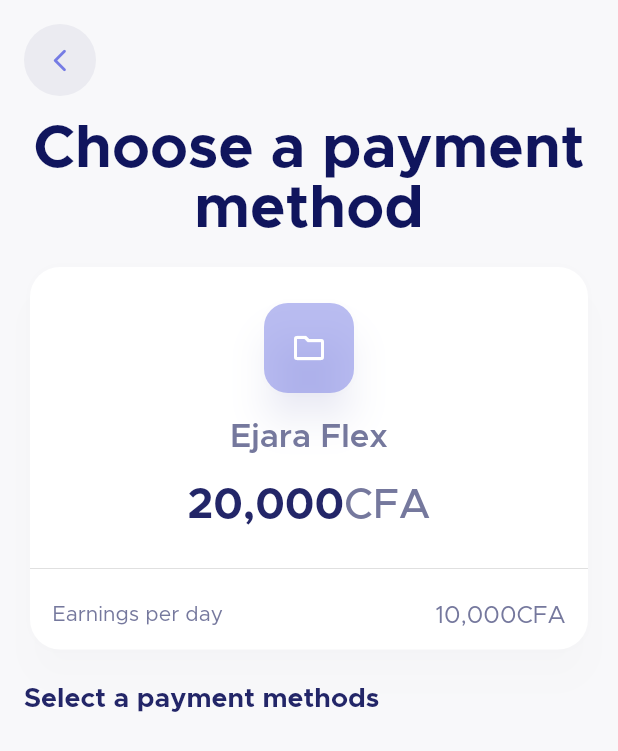
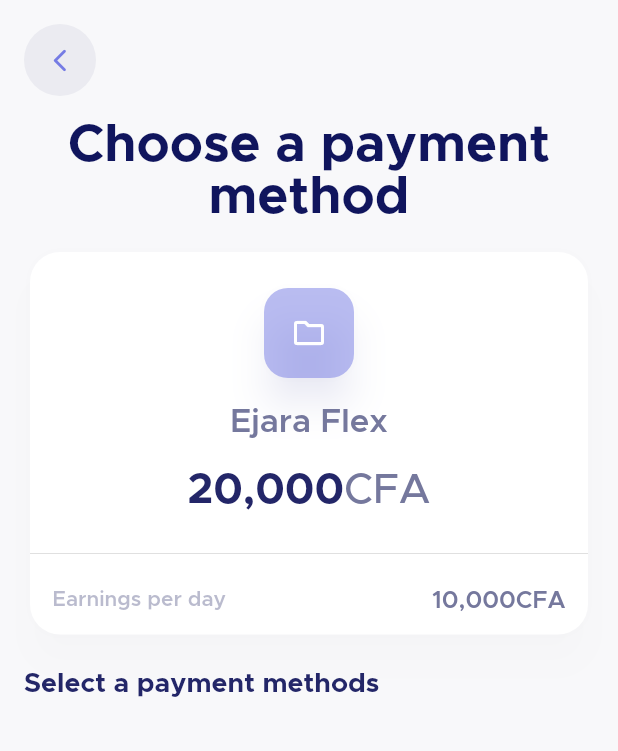
Before and after one commit to brightamegbor/ejara, a Flutter app: the screen it shows after launch, after a tap on "Choose a payment method", on a phone screen of 412 x 824 dp. Shown: the top 751 px of the screen. Run offline on Flutter 3.47's test engine with Material 2 defaults, Android fonts, the phone set to English and light mode, and no system bars; our stand-ins replace fluttericon, shared_preferences; network calls fail.

Commit message:
minor ui improvements

```diff
--- a/lib/ui/payment_methods.dart
+++ b/lib/ui/payment_methods.dart
@@ -50,7 +50,8 @@
                 InkWell(
                   onTap: () {
                     // PaymentMethodAPI().login();
-                    PaymentMethodAPI().fetchPaymentMethods(context);
+                    // PaymentMethodAPI().fetchPaymentMethods(context);
+                    // PaymentMethodAPI().fetchPaymentMethodSettings(context);
                   },
                   child: Container(
                     padding: const EdgeInsets.only(top: 15.0, bottom: 15.0),
@@ -59,7 +60,7 @@
                       textAlign: TextAlign.center,
                       style: TextStyle(
                         color: EjaraStyles.colorDarkerBlue,
-                        fontSize: 40.0,
+                        fontSize: 35.0,
                         fontWeight: FontWeight.bold,
                       ),
                     ),
@@ -94,7 +95,14 @@
                     },
                     itemCount: model.paymentMethods.length,
                     itemBuilder: (context, index) {
-                      return Row(
+                      return InkWell(
+                        onTap: () {
+                          PaymentMethodAPI().fetchPaymentMethodSettings(
+                            context,
+                            model.paymentMethods[index].code,
+                          );
+                        },
+                        child: Row(
                           children: [
                             // icon
                             Container(
@@ -114,10 +122,11 @@
                               children: [
                                 Text(
                                   model.paymentMethods[index].titleEn,
-                                style: const TextStyle(
+                                  style: TextStyle(
                                     fontSize: 18.0,
-                                  color: EjaraStyles.colorDarkBlue,
-                                  fontWeight: FontWeight.w500,
+                                    color: EjaraStyles.colorDarkBlue
+                                        .withOpacity(0.7),
+                                    fontWeight: FontWeight.w600,
                                   ),
                                 ),
                                 Container(
@@ -135,6 +144,7 @@
                               ],
                             ),
                           ],
+                        ),
                       );
                     },
                   ),
@@ -237,18 +247,20 @@
               padding: const EdgeInsets.all(15.0),
               child: Row(
                 mainAxisAlignment: MainAxisAlignment.spaceBetween,
-                children: const [
+                children: [
                   Text(
                     "Earnings per day",
                     style: TextStyle(
-                      color: EjaraStyles.colorLightBlue,
+                      color: EjaraStyles.colorLightBlue.withOpacity(0.5),
+                      fontWeight: FontWeight.w600,
                     ),
                   ),
-                  Text(
+                  const Text(
                     "10,000CFA",
                     style: TextStyle(
                       fontSize: 16.0,
                       color: EjaraStyles.colorLightBlue,
+                      fontWeight: FontWeight.w600,
                     ),
                   ),
                 ],
```
Lines whose indentation alone changed are shown as unchanged.
